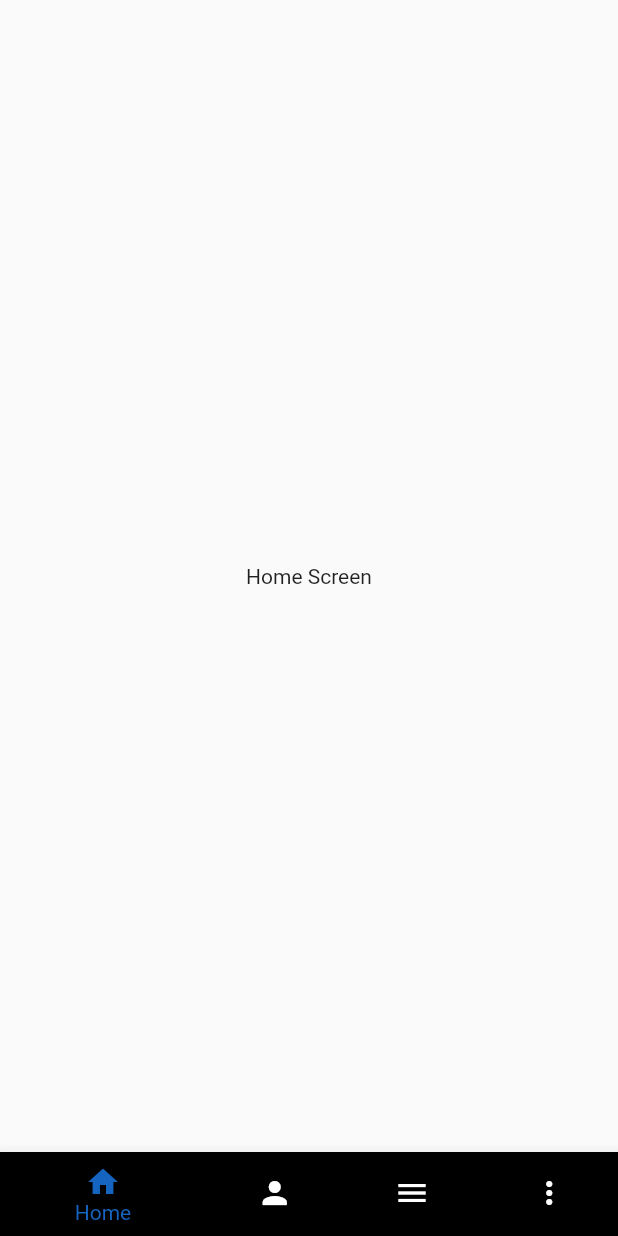
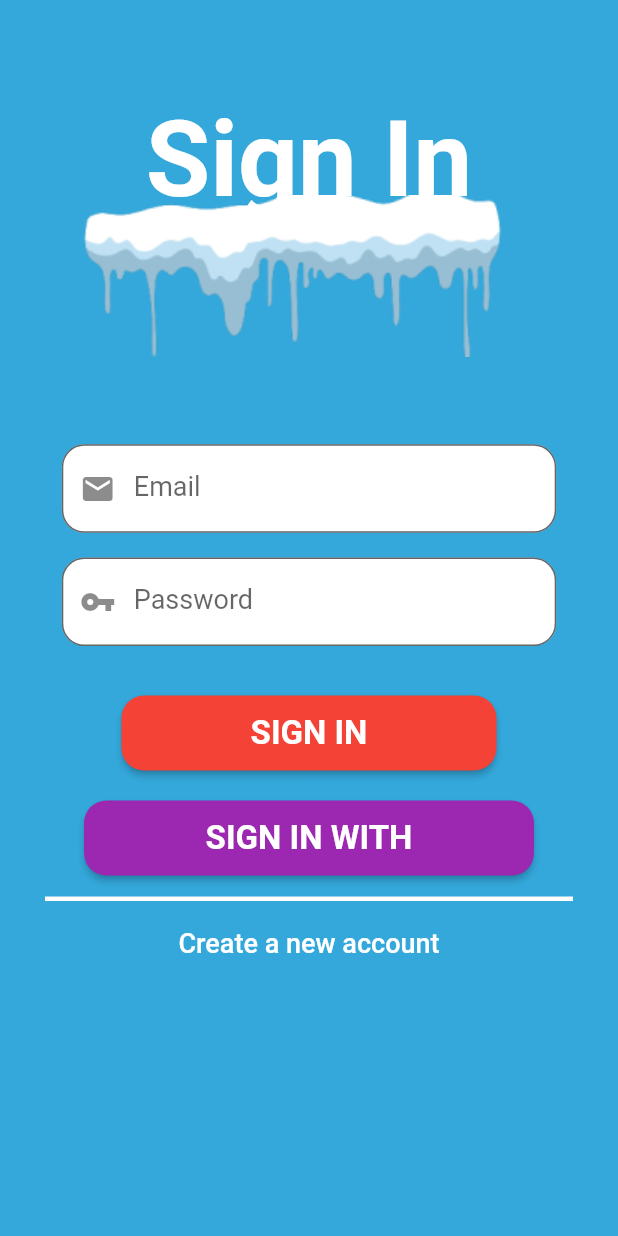
Before and after one commit to Iam-Karan/SnowRemoverFlutter, a Flutter app: the screen it shows after launch, on a phone screen of 412 x 824 dp. Run offline on Flutter 3.47's test engine with Material 2 defaults, Android fonts, the phone set to English and light mode, and no system bars; our stand-ins replace firebase_core, google_fonts; accounts and stored records are empty; Roboto replaces fonts that are missing (Commissioner).

Commit message:
Authentication
Sign in And sign up

```diff
--- /dev/null
+++ b/lib/UiScreen/SignIn.dart
@@ -0,0 +1,207 @@
+import 'package:flutter/material.dart';
+import 'package:google_fonts/google_fonts.dart';
+import 'package:snow_remover/UiScreen/SignUp.dart';
+
+final TextEditingController emailController = new TextEditingController();
+final TextEditingController passwordController = new TextEditingController();
+final _formKey = GlobalKey<FormState>();
+
+class signIn extends StatelessWidget {
+  const signIn({Key? key}) : super(key: key);
+
+  @override
+  Widget build(BuildContext context) {
+    return Scaffold(
+      body: SingleChildScrollView(
+        child: Form(
+          key: _formKey,
+          child: Container(
+            width: MediaQuery.of(context).size.width * 1,
+            height: MediaQuery.of(context).size.height * 1,
+            decoration: new BoxDecoration(color: Color(0xFF34A8DB)),
+            child: new Column(
+              children: [
+                SizedBox(
+                  height: MediaQuery.of(context).size.height * 0.08,
+                ),
+                Stack(
+                  overflow: Overflow.visible,
+                  children: [
+                    Positioned(
+                      bottom: -90,
+                      child: Container(
+                          alignment: Alignment.center,
+                          child: new Image.asset(
+                              "assets/images/Rectangle 35.png")),
+                    ),
+                    Positioned(
+                      child: Container(
+                        alignment: Alignment.center,
+                        child: new Text(
+                          "Sign In",
+                          style: TextStyle(
+                              fontSize: 70,
+                              color: Colors.white,
+                              fontWeight: FontWeight.bold),
+                        ),
+                      ),
+                    ),
+                  ],
+                ),
+                SizedBox(
+                  height: MediaQuery.of(context).size.height * 0.18,
+                ),
+                Container(
+                  width: MediaQuery.of(context).size.width * 0.8,
+                  // height: MediaQuery.of(context).size.height * 0.10,
+                  child: TextFormField(
+                    decoration: new InputDecoration(
+                      filled: true,
+                      prefixIcon: Icon(Icons.mail),
+                      labelStyle: TextStyle(fontSize: 18),
+                      labelText: "Email",
+                      counterStyle: TextStyle(fontSize: 60),
+                      fillColor: Colors.white,
+                      border: new OutlineInputBorder(
+                        borderRadius: new BorderRadius.circular(15.0),
+                        borderSide: new BorderSide(),
+                      ),
+                    ),
+                    controller: emailController,
+                    keyboardType: TextInputType.emailAddress,
+                    style: new TextStyle(color: Colors.black),
+                    validator: (value) {
+                      if (value!.isEmpty) {
+                        return ("Please Enter Your Email");
+                      }
+                      // reg expression for email validation
+                      if (!RegExp("^[a-zA-Z0-9+_.-]+@[a-zA-Z0-9.-]+.[a-z]")
+                          .hasMatch(value)) {
+                        return ("Invaid email");
+                      }
+                      return null;
+                    },
+                    onSaved: (value) {
+                      emailController.text = value!;
+                    },
+                  ),
+                ),
+                SizedBox(
+                  height: MediaQuery.of(context).size.height * 0.02,
+                ),
+                Container(
+                  width: MediaQuery.of(context).size.width * 0.8,
+                  //height: MediaQuery.of(context).size.height * 0.10,
+                  child: TextFormField(
+                    decoration: new InputDecoration(
+                      //contentPadding: EdgeInsets.symmetric(vertical: 20.0, horizontal: 10.0),
+                      filled: true,
+                      prefixIcon: Icon(Icons.vpn_key),
+                      labelStyle: TextStyle(fontSize: 18),
+                      labelText: "Password",
+                      counterStyle: TextStyle(fontSize: 60),
+                      fillColor: Colors.white,
+                      border: new OutlineInputBorder(
+                        borderRadius: new BorderRadius.circular(15.0),
+                        borderSide: new BorderSide(),
+                      ),
+                    ),
+                    controller: passwordController,
+                    keyboardType: TextInputType.visiblePassword,
+                    style: new TextStyle(color: Colors.black),
+                    validator: (value) {
+                      RegExp regex = new RegExp(r'^.{6,}$');
+                      if (value!.isEmpty) {
+                        return ("Please Enter Your Password");
+                      }
+                      // reg expression for email validation
+                      if (!regex.hasMatch(value)) {
+                        return ("Must be larger then 6");
+                      }
+                      return null;
+                    },
+                    onSaved: (value) {
+                      passwordController.text = value!;
+                    },
+                  ),
+                ),
+                SizedBox(
+                  height: MediaQuery.of(context).size.height * 0.04,
+                ),
+                ElevatedButton(
+                  child: Text('SIGN IN',
+                      style: GoogleFonts.commissioner(
+                          textStyle: TextStyle(
+                              fontSize: 22, fontWeight: FontWeight.w700))),
+                  style: ElevatedButton.styleFrom(
+                    fixedSize: const Size(250, 50),
+                    onPrimary: Colors.white,
+                    primary: Colors.red,
+                    shape: const RoundedRectangleBorder(
+                      borderRadius: BorderRadius.all(Radius.circular(15)),
+                    ),
+                  ),
+                  onPressed: () {
+                    if (_formKey.currentState!.validate()) {
+                      // If the form is valid, display a snackbar. In the real world,
+                      // you'd often call a server or save the information in a database.
+                      ScaffoldMessenger.of(context).showSnackBar(
+                        const SnackBar(content: Text('Processing Data')),
+                      );
+                    }
+                    ;
+                  },
+                ),
+                SizedBox(
+                  height: 20,
+                ),
+                ElevatedButton(
+                  child: Text('SIGN IN WITH',
+                      style: GoogleFonts.commissioner(
+                          textStyle: TextStyle(
+                              fontSize: 22, fontWeight: FontWeight.w700))),
+                  style: ElevatedButton.styleFrom(
+                    fixedSize: const Size(300, 50),
+                    onPrimary: Colors.white,
+                    primary: Colors.purple,
+                    shape: const RoundedRectangleBorder(
+                      borderRadius: BorderRadius.all(Radius.circular(15)),
+                    ),
+                  ),
+                  onPressed: () {
+                    print('Pressed');
+                  },
+                ),
+                SizedBox(
+                  height: 15,
+                ),
+                Divider(
+                  height: 2,
+                  thickness: 3,
+                  color: Colors.white,
+                  endIndent: 30,
+                  indent: 30,
+                ),
+                SizedBox(
+                  height: 4,
+                ),
+                TextButton(
+                  onPressed: () {
+                    Navigator.push(
+                        context,
+                        MaterialPageRoute(
+                            builder: (context) => signUp(key: UniqueKey())));
+                  },
+                  child: Text(
+                    "Create a new account",
+                    style: TextStyle(fontSize: 18, color: Colors.white),
+                  ),
+                ),
+              ],
+            ),
+          ),
+        ),
+      ),
+    );
+  }
+}
--- a/lib/UiScreen/launch_screen.dart
+++ b/lib/UiScreen/launch_screen.dart
@@ -45,6 +45,6 @@ class _LaunchScreenState extends State<LaunchScreen> {
 
   _navigateToHome() async {
     await Future.delayed(Duration(milliseconds: 1500), () {});
-    Navigator.pushReplacementNamed(context, '/bottom_nav');
+    Navigator.pushReplacementNamed(context, '@SignIn');
   }
 }
--- a/lib/main.dart
+++ b/lib/main.dart
@@ -1,4 +1,5 @@
 import 'package:flutter/material.dart';
+import 'package:snow_remover/UiScreen/SignIn.dart';
 import 'package:snow_remover/UiScreen/aboutus_screen.dart';
 import 'package:snow_remover/UiScreen/bottom_navigator.dart';
 import 'package:snow_remover/UiScreen/launch_screen.dart';
@@ -29,6 +30,7 @@ class MyApp extends StatelessWidget {
         '/bottom_nav': (context) => const BottomNav(),
         '/service_screen': (context) => const ServiceScreen(),
         '/order_screen': (context) => const OrderScreen(),
+        '@SignIn': (context) => const signIn(),
       },
       theme: ThemeData(
         primarySwatch: createMaterialColor(Color(0xFF34A8DB)),
--- a/pubspec.yaml
+++ b/pubspec.yaml
@@ -18,7 +18,7 @@ publish_to: 'none' # Remove this line if you wish to publish to pub.dev
 version: 1.0.0+1
 
 environment:
-  sdk: ">=2.12.0 <3.0.0"
+  sdk: ">=2.16.0 <3.0.0"
 
 # Dependencies specify other packages that your package needs in order to work.
 # To automatically upgrade your package dependencies to the latest versions
@@ -40,6 +40,7 @@ dependencies:
   firebase_database: ^9.0.8
   firebase_storage: ^10.2.9
   firebase_app_installations: ^0.1.0+8
+  google_fonts: ^2.3.1
 
 dev_dependencies:
   flutter_test:
@@ -66,6 +67,7 @@ flutter:
   # To add assets to your application, add an assets section, like this:
   assets:
     - assets/images/
+    - assets/images/Rectangle 35.png
   #   - images/a_dot_ham.jpeg
 
   # An image asset can refer to one or more resolution-specific "variants", see
```
Also changed, not shown: lib/UiScreen/SignUp.dart (added, +129 -0 lines), assets/images/Rectangle 35.png (added), pubspec.lock.
